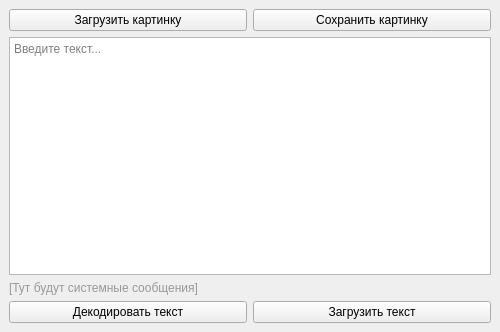
affirVega/Programming, file Lab/05/steganography/mainwindow.ui: the form before one commit.
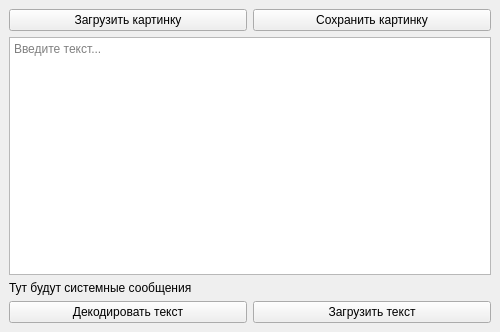
The form after the commit.

Diff of the .ui file:
```diff
--- a/Lab/05/steganography/mainwindow.ui
+++ b/Lab/05/steganography/mainwindow.ui
@@ -58,7 +58,7 @@
        </sizepolicy>
       </property>
       <property name="text">
-       <string>&lt;html&gt;&lt;head/&gt;&lt;body&gt;&lt;p&gt;&lt;span style=&quot; color:#999999;&quot;&gt;[Тут будут системные сообщения]&lt;/span&gt;&lt;/p&gt;&lt;/body&gt;&lt;/html&gt;</string>
+       <string>Тут будут системные сообщения</string>
       </property>
       <property name="scaledContents">
        <bool>false</bool>
```
